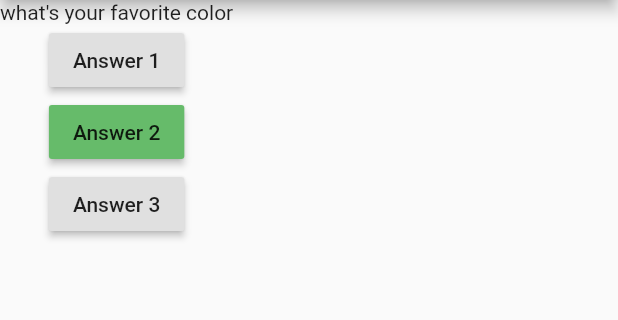
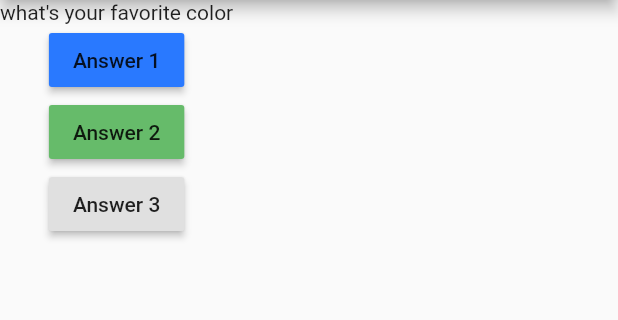
Before and after one commit to Lexvisser/cursusMax, a Flutter app: the screen it shows after launch, on a phone screen of 412 x 824 dp, the part 84-404 px from its top. Run offline on Flutter 3.47's test engine with Material 2 defaults, Android fonts, the phone set to English and light mode, and no system bars.

Commit message:
Kleurtje er bij

```diff
--- a/lib/main.dart
+++ b/lib/main.dart
@@ -32,6 +32,7 @@ class MyAppState extends State<MyApp> {
             Text(questions[questionIndex]),
             RaisedButton(
               child: Text('Answer 1'),
+              color: Colors.blueAccent[400],
               onPressed: answerQuestion,
             ),
             RaisedButton(
```
